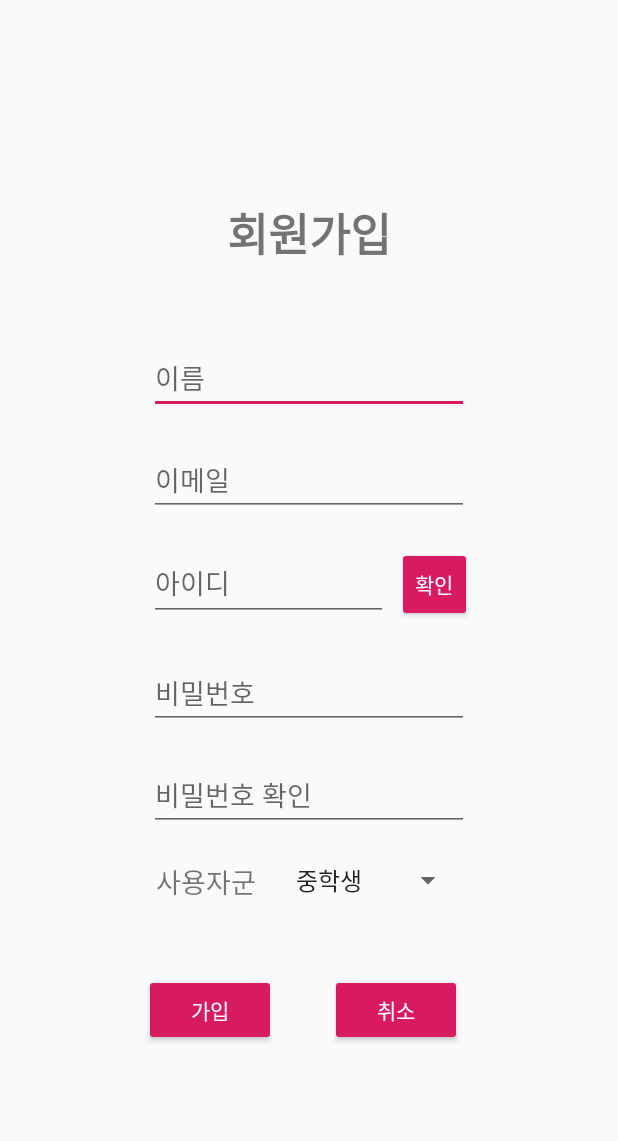
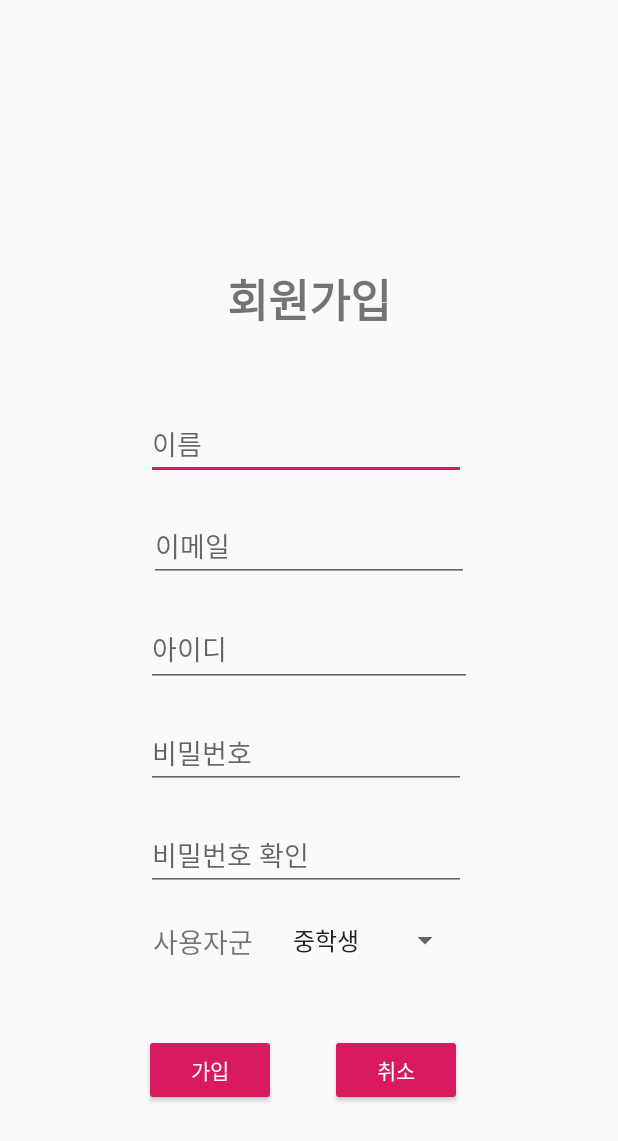
Before and after one commit to IndustryHandsOnTeamB/suggest-front-end, an Android app: the SignUpActivity screen opened directly, with no data from a screen before it, on a phone screen of 412 x 824 dp. Shown: the top 1141 px of the screen. Run offline under Robolectric (Android 15) with nearby library versions, the phone set to English and light mode, and no system bars.

```diff
--- a/HandsOn/app/src/main/res/layout/activity_login.xml
+++ b/HandsOn/app/src/main/res/layout/activity_login.xml
@@ -26,7 +26,6 @@
         android:layout_marginBottom="24dp"
         android:ems="10"
         android:hint="아이디"
-        android:inputType="textPassword"
         app:layout_constraintRight_toRightOf="parent"
         app:layout_constraintLeft_toLeftOf="parent"
         app:layout_constraintBottom_toTopOf="@+id/user_pwd"/>
--- a/HandsOn/app/src/main/res/layout/activity_signup.xml
+++ b/HandsOn/app/src/main/res/layout/activity_signup.xml
@@ -29,7 +29,7 @@
         android:hint="이름"
         android:inputType="textPersonName"
         app:layout_constraintBottom_toTopOf="@+id/email"
-        app:layout_constraintEnd_toEndOf="@+id/id_check_button" />
+        app:layout_constraintEnd_toEndOf="@id/email" />
 
     <EditText
         android:id="@+id/email"
@@ -42,7 +42,7 @@
         android:hint="이메일"
         android:inputType="textPersonName"
         app:layout_constraintBottom_toTopOf="@+id/user_id"
-        app:layout_constraintEnd_toEndOf="@+id/id_check_button" />
+        app:layout_constraintEnd_toEndOf="@+id/user_id" />
 
     <EditText
         android:id="@+id/user_pwd"
@@ -59,7 +59,7 @@
         android:id="@+id/user_pwd_check"
         android:layout_width="wrap_content"
         android:layout_height="wrap_content"
-        android:layout_marginBottom="270dp"
+        android:layout_marginBottom="230dp"
         android:ems="10"
         android:hint="비밀번호 확인"
         android:inputType="textPassword"
@@ -91,26 +91,16 @@
         android:id="@+id/user_id"
         android:layout_width="0dp"
         android:layout_height="50dp"
-        android:layout_marginEnd="6dp"
+        android:layout_marginEnd="97dp"
         android:layout_marginRight="6dp"
-        android:layout_marginBottom="24dp"
+        android:layout_marginBottom="20dp"
         android:ems="10"
         android:hint="아이디"
         android:inputType="textEmailAddress"
         app:layout_constraintBottom_toTopOf="@+id/user_pwd"
-        app:layout_constraintEnd_toStartOf="@+id/id_check_button"
+        app:layout_constraintEnd_toEndOf="parent"
         app:layout_constraintStart_toStartOf="@+id/user_name" />
 
-    <Button
-        android:id="@+id/id_check_button"
-        style="@style/defaultButton"
-        android:layout_width="50dp"
-        android:layout_height="50dp"
-        android:layout_marginEnd="97dp"
-        android:layout_marginRight="97dp"
-        android:text="확인"
-        app:layout_constraintBaseline_toBaselineOf="@+id/user_id"
-        app:layout_constraintEnd_toEndOf="parent" />
 
     <Button
         android:id="@+id/cancel_button"
```
Also changed, not shown: HandsOn/app/src/main/java/com/example/handson/LogInActivity.java (+43 -12 lines), HandsOn/app/src/main/java/com/example/handson/SignUpActivity.java (+23 -20 lines).
